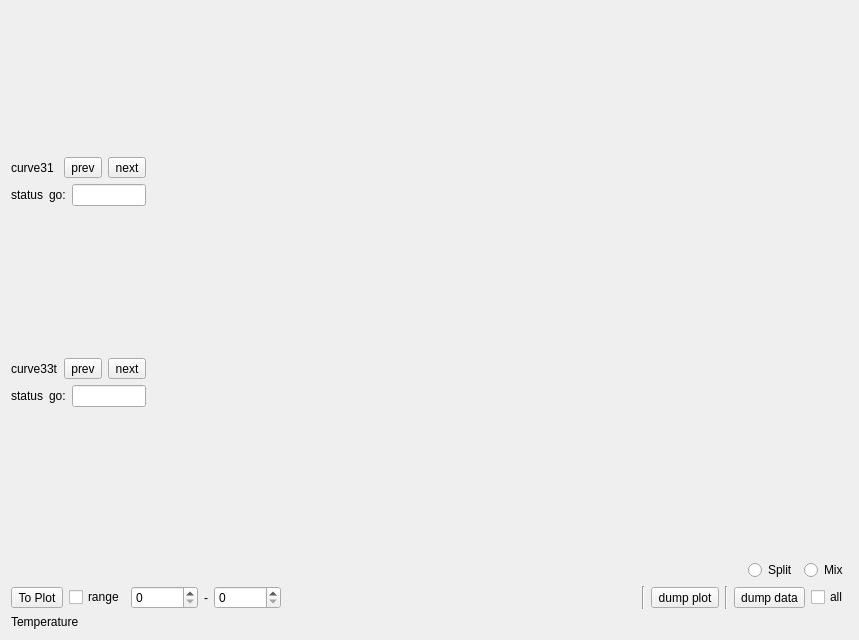
Above: src/form/FormPlotHistory/formplothistory.ui from MRsoymilk/MySerial before the change. Below: the same form after it.
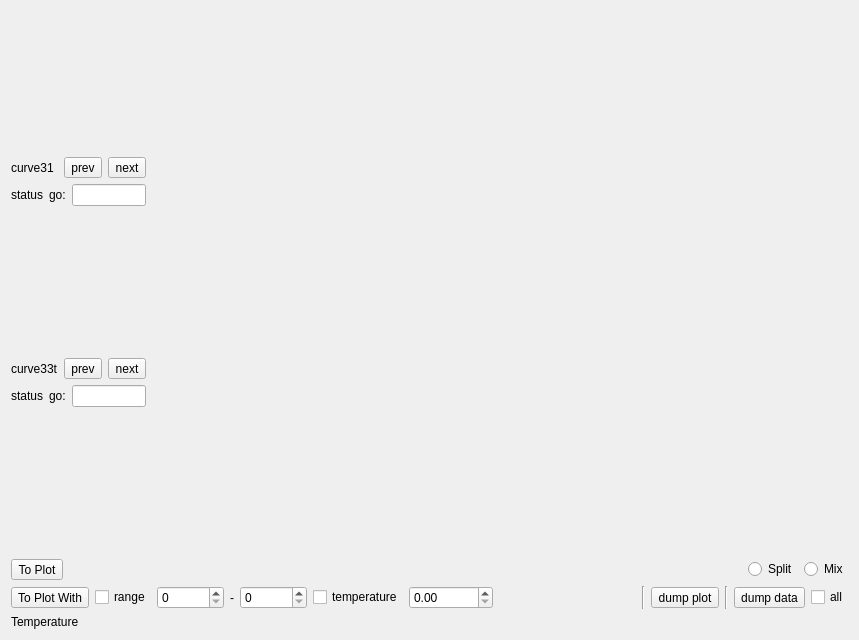
That is the form after the change.

Commit message: FormPlotHistory: add temperature select

The edit to the form file:
```diff
--- a/src/form/FormPlotHistory/formplothistory.ui
+++ b/src/form/FormPlotHistory/formplothistory.ui
@@ -16,6 +16,13 @@
   <layout class="QGridLayout" name="gridLayout" rowstretch="1,0,0,0" columnstretch="1,9">
    <item row="1" column="0" colspan="2">
     <layout class="QHBoxLayout" name="hLayOpt">
+     <item>
+      <widget class="QToolButton" name="tBtnToPlot">
+       <property name="text">
+        <string>To Plot</string>
+       </property>
+      </widget>
+     </item>
      <item>
       <spacer name="horizontalSpacer">
        <property name="orientation">
@@ -194,9 +201,9 @@
    <item row="2" column="0" colspan="2">
     <layout class="QHBoxLayout" name="horizontalLayout">
      <item>
-      <widget class="QToolButton" name="tBtnToPlot">
+      <widget class="QToolButton" name="tBtnToPlotWith">
        <property name="text">
-        <string>To Plot</string>
+        <string>To Plot With</string>
        </property>
       </widget>
      </item>
@@ -231,6 +238,20 @@
        </property>
       </widget>
      </item>
+     <item>
+      <widget class="QCheckBox" name="checkBoxTemperature">
+       <property name="text">
+        <string>temperature</string>
+       </property>
+      </widget>
+     </item>
+     <item>
+      <widget class="QDoubleSpinBox" name="doubleSpinBoxTemperature">
+       <property name="maximum">
+        <double>999999.989999999990687</double>
+       </property>
+      </widget>
+     </item>
      <item>
       <spacer name="horizontalSpacer_2">
        <property name="orientation">
```
The commit also changes 2 other files.
